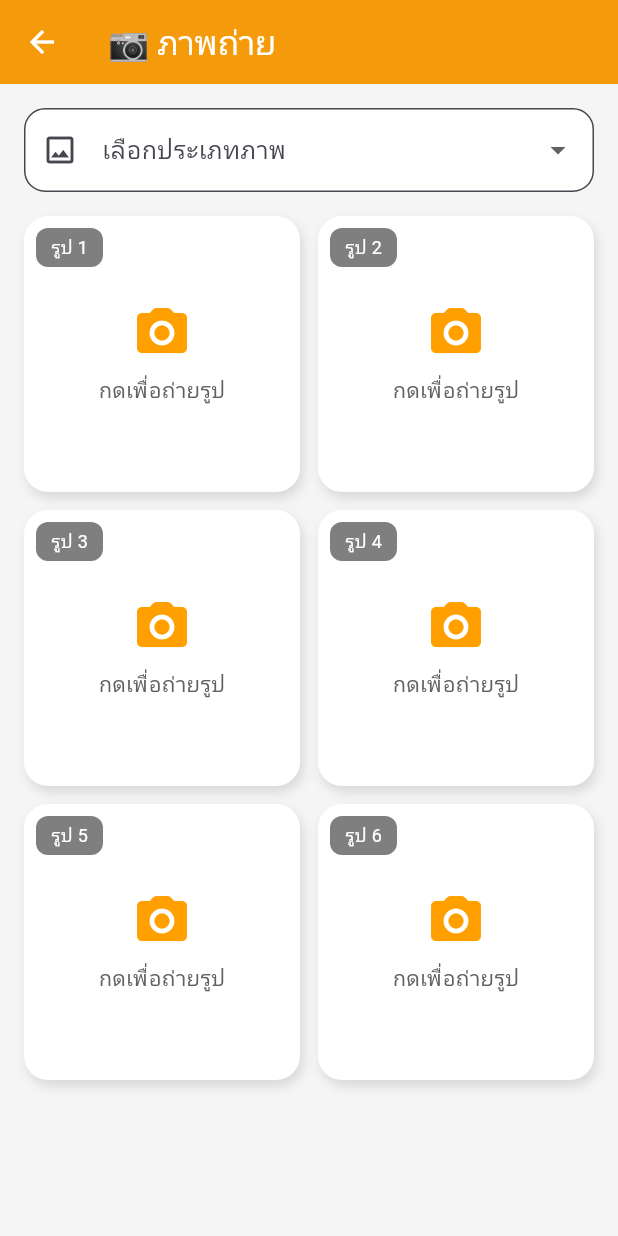
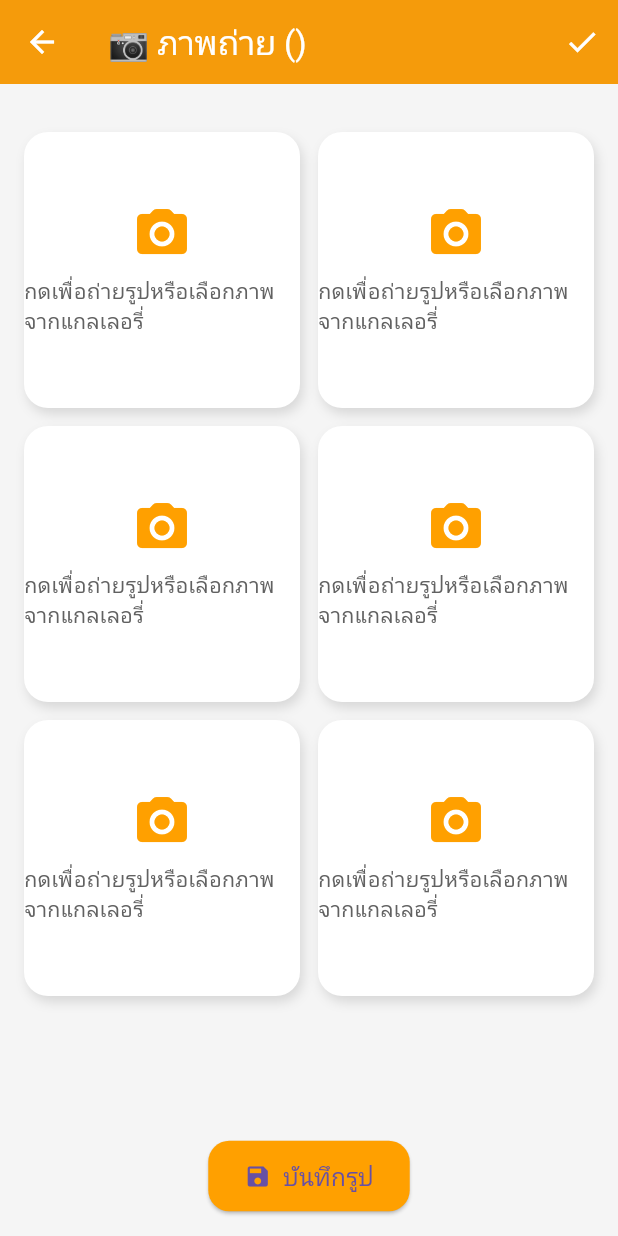
Before and after one commit to ArrayBitt/SYB_mobile, a Flutter app: the SaveRushPage screen opened directly with empty values, item 2 of the bottom bar chosen, on a phone screen of 412 x 824 dp. Run offline on Flutter 3.47's test engine with Material 3 defaults, Android fonts, the phone set to English and light mode, and no system bars; our stand-ins replace google_fonts, image_picker; network calls fail; Roboto replaces fonts that are missing (Prompt).

Commit message:
update19apr_api_uploadimage

```diff
--- a/lib/states/cameraGridPage.dart
+++ b/lib/states/cameraGridPage.dart
@@ -2,9 +2,13 @@ import 'dart:io';
 import 'package:flutter/material.dart';
 import 'package:image_picker/image_picker.dart';
 import 'package:google_fonts/google_fonts.dart';
+import 'package:path_provider/path_provider.dart';
+import 'package:path/path.dart' as path;
+import 'package:flutter/foundation.dart' show kIsWeb;
 
 class CameraGridPage extends StatefulWidget {
-  const CameraGridPage({Key? key}) : super(key: key);
+  final String contractno;
+  const CameraGridPage({Key? key, required this.contractno}) : super(key: key);
 
   @override
   State<CameraGridPage> createState() => _CameraGridPageState();
@@ -14,23 +18,62 @@ class _CameraGridPageState extends State<CameraGridPage> {
   final ImagePicker _picker = ImagePicker();
   List<File?> _imageFiles = List.generate(6, (index) => null);
 
-  final List<String> _dropdownItems = [
-    'ภาพสินค้าหลักประกัน',
-    'ภาพเอกสาร',
-    'ภาพสถานที่',
-    'ภาพอื่น ๆ',
-  ];
-  String? _selectedItem;
+  Future<void> _pickImage(int index, ImageSource source) async {
+    final pickedFile = await _picker.pickImage(source: source);
+    if (pickedFile != null) {
+      String newPath;
+      if (kIsWeb) {
+        newPath = pickedFile.path;
+      } else {
+        final directory = await getTemporaryDirectory();
+        newPath = path.join(
+          directory.path,
+          '${widget.contractno}_${String.fromCharCode(97 + index)}.jpg',
+        );
+      }
 
-  Future<void> _pickImage(int index) async {
-    final pickedFile = await _picker.pickImage(source: ImageSource.camera);
+      final newImage = File(newPath);
+      await newImage.writeAsBytes(await pickedFile.readAsBytes());
 
-    if (pickedFile != null) {
       setState(() {
-        _imageFiles[index] = File(pickedFile.path);
+        _imageFiles[index] = newImage;
       });
     }
   }
+
+ void _saveImagesAndReturn() {
+    final fileNames = <String?>[];
+
+    // ตรวจสอบว่าไฟล์ใน _imageFiles มีค่าหรือไม่
+    for (int i = 0; i < _imageFiles.length; i++) {
+      final file = _imageFiles[i];
+      if (file != null) {
+        fileNames.add(path.basename(file.path));
+      } else {
+        fileNames.add(null);
+      }
+    }
+
+    // ตรวจสอบว่ามีไฟล์รูปภาพอย่างน้อย 1 รูปหรือไม่
+    if (fileNames.any((file) => file != null)) {
+      // Log the values being sent
+      print('Sending data to SaveRushPage');
+      print('Contract No: ${widget.contractno}');
+      print('File Names: $fileNames');
+
+      Navigator.pop(context, {
+        'contractno': widget.contractno,
+        'filenames': fileNames,
+      });
+    } else {
+      ScaffoldMessenger.of(context).showSnackBar(
+        SnackBar(
+          content: Text('กรุณาถ่ายรูปหรือเลือกภาพจากแกลเลอรี่ก่อนบันทึก'),
+        ),
+      );
+    }
+  }
+
 
   @override
   Widget build(BuildContext context) {
@@ -39,42 +82,25 @@ class _CameraGridPageState extends State<CameraGridPage> {
     return Scaffold(
       backgroundColor: Colors.grey.shade100,
       appBar: AppBar(
-        title: Text('📷 ภาพถ่าย', style: GoogleFonts.prompt()),
+        title: Text(
+          '📷 ภาพถ่าย (${widget.contractno})',
+          style: GoogleFonts.prompt(),
+        ),
         backgroundColor: yellow,
         foregroundColor: Colors.white,
         elevation: 2,
+        actions: [
+          IconButton(
+            icon: Icon(Icons.check),
+            onPressed: _saveImagesAndReturn,
+            tooltip: 'บันทึกรูป',
+          ),
+        ],
       ),
       body: Padding(
         padding: const EdgeInsets.all(16),
         child: Column(
           children: [
-            DropdownButtonFormField<String>(
-              value: _selectedItem,
-              decoration: InputDecoration(
-                labelText: 'เลือกประเภทภาพ',
-                labelStyle: GoogleFonts.prompt(),
-                prefixIcon: Icon(Icons.image_outlined),
-                border: OutlineInputBorder(
-                  borderRadius: BorderRadius.circular(14),
-                ),
-                filled: true,
-                fillColor: Colors.white,
-              ),
-              items:
-                  _dropdownItems
-                      .map(
-                        (item) => DropdownMenuItem(
-                          value: item,
-                          child: Text(item, style: GoogleFonts.prompt()),
-                        ),
-                      )
-                      .toList(),
-              onChanged: (value) {
-                setState(() {
-                  _selectedItem = value;
-                });
-              },
-            ),
             const SizedBox(height: 16),
             Expanded(
               child: GridView.builder(
@@ -86,13 +112,41 @@ class _CameraGridPageState extends State<CameraGridPage> {
                 ),
                 itemBuilder: (context, index) {
                   final imageFile = _imageFiles[index];
-
                   return GestureDetector(
-                    onTap: () => _pickImage(index),
+                    onTap: () {
+                      // Show dialog to choose between camera or gallery
+                      showDialog(
+                        context: context,
+                        builder:
+                            (context) => AlertDialog(
+                              title: Text('เลือกแหล่งที่มาของภาพ'),
+                              actions: [
+                                TextButton(
+                                  onPressed: () {
+                                    _pickImage(index, ImageSource.camera);
+                                    Navigator.pop(context);
+                                  },
+                                  child: Text('ถ่ายรูป'),
+                                ),
+                                TextButton(
+                                  onPressed: () {
+                                    _pickImage(index, ImageSource.gallery);
+                                    Navigator.pop(context);
+                                  },
+                                  child: Text('เลือกจากแกลเลอรี่'),
+                                ),
+                              ],
+                            ),
+                      );
+                    },
                     child: Container(
                       decoration: BoxDecoration(
                         borderRadius: BorderRadius.circular(16),
                         color: Colors.white,
+                        border:
+                            imageFile != null
+                                ? Border.all(color: Colors.green, width: 3)
+                                : null,
                         boxShadow: [
                           BoxShadow(
                             color: Colors.black12,
@@ -110,7 +164,6 @@ class _CameraGridPageState extends State<CameraGridPage> {
                       ),
                       child: Stack(
                         children: [
-                          // ถ้ายังไม่มีภาพ แสดงไอคอน + ข้อความ
                           if (imageFile == null)
                             Center(
                               child: Column(
@@ -123,7 +176,7 @@ class _CameraGridPageState extends State<CameraGridPage> {
                                   ),
                                   SizedBox(height: 8),
                                   Text(
-                                    'กดเพื่อถ่ายรูป',
+                                    'กดเพื่อถ่ายรูปหรือเลือกภาพจากแกลเลอรี่',
                                     style: GoogleFonts.prompt(
                                       color: Colors.grey.shade700,
                                       fontSize: 14,
@@ -132,32 +185,7 @@ class _CameraGridPageState extends State<CameraGridPage> {
                                 ],
                               ),
                             ),
-
-                          // Label "รูป 1", "รูป 2", ...
-                          Positioned(
-                            top: 8,
-                            left: 8,
-                            child: Container(
-                              padding: const EdgeInsets.symmetric(
-                                horizontal: 10,
-                                vertical: 4,
-                              ),
-                              decoration: BoxDecoration(
-                                color: Colors.black.withOpacity(0.5),
-                                borderRadius: BorderRadius.circular(8),
-                              ),
-                              child: Text(
-                                'รูป ${index + 1}',
-                                style: GoogleFonts.prompt(
-                                  color: Colors.white,
-                                  fontSize: 12,
-                                ),
-                              ),
-                            ),
-                          ),
-
-                          // ถ้ามีภาพ แสดงข้อความล่าง
-                          if (imageFile != null)
+                          if (imageFile != null) ...[
                             Align(
                               alignment: Alignment.bottomCenter,
                               child: Container(
@@ -176,6 +204,16 @@ class _CameraGridPageState extends State<CameraGridPage> {
                                 ),
                               ),
                             ),
+                            Positioned(
+                              bottom: 8,
+                              right: 8,
+                              child: Icon(
+                                Icons.check_circle,
+                                color: Colors.greenAccent.shade700,
+                                size: 28,
+                              ),
+                            ),
+                          ],
                         ],
                       ),
                     ),
@@ -183,6 +221,22 @@ class _CameraGridPageState extends State<CameraGridPage> {
                 },
               ),
             ),
+            const SizedBox(height: 12),
+            ElevatedButton.icon(
+              style: ElevatedButton.styleFrom(
+                backgroundColor: yellow,
+                padding: const EdgeInsets.symmetric(
+                  horizontal: 24,
+                  vertical: 12,
+                ),
+                shape: RoundedRectangleBorder(
+                  borderRadius: BorderRadius.circular(14),
+                ),
+              ),
+              onPressed: _saveImagesAndReturn,
+              icon: Icon(Icons.save),
+              label: Text('บันทึกรูป', style: GoogleFonts.prompt(fontSize: 16)),
+            ),
           ],
         ),
       ),
--- a/pubspec.yaml
+++ b/pubspec.yaml
@@ -37,6 +37,8 @@ dependencies:
   location_picker_flutter_map: ^1.0.0
   flutter_map: ^6.0.0
   latlong2: ^0.9.1
+  path_provider: ^2.0.14
+  path: ^1.8.3
 
   # The following adds the Cupertino Icons font to your application.
   # Use with the CupertinoIcons class for iOS style icons.
```
Also changed, not shown: lib/states/saverush.dart (+24 -11 lines), pubspec.lock, 1 other file.
